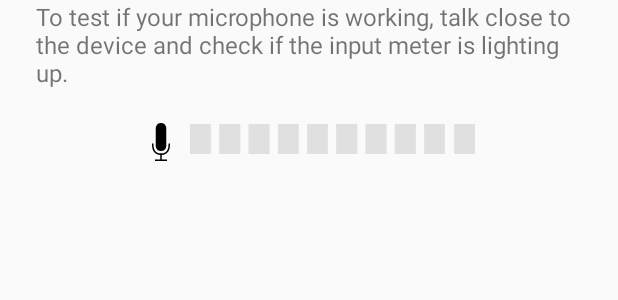
After one commit to Joxit/android-audio-recorder, an Android app: the layout dialog_fragment_mic_test.xml on its own in the app's theme, with its tools: preview values and no code run, on a phone screen of 412 x 824 dp. The commit adds this screen. Shown: the top 300 px of the screen. Run offline under Robolectric (Android 15) with nearby library versions, the phone set to English and light mode, and no system bars.

Commit message:
feat(mic test): add dialog for microphone test

```diff
--- /dev/null
+++ b/app/src/main/res/layout/dialog_fragment_mic_test.xml
@@ -0,0 +1,71 @@
+<?xml version="1.0" encoding="utf-8"?>
+<ScrollView xmlns:android="http://schemas.android.com/apk/res/android"
+    xmlns:app="http://schemas.android.com/apk/res-auto"
+    android:layout_width="fill_parent"
+    android:layout_height="fill_parent"
+    android:fadeScrollbars="false">
+
+    <RelativeLayout
+        android:layout_width="fill_parent"
+        android:layout_height="fill_parent">
+
+        <TextView
+            android:id="@+id/textview"
+            android:layout_width="fill_parent"
+            android:layout_height="wrap_content"
+            android:paddingStart="@dimen/dialog_mic_test_description_padding"
+            android:paddingLeft="@dimen/dialog_mic_test_description_padding"
+            android:paddingEnd="@dimen/dialog_mic_test_description_padding"
+            android:paddingRight="@dimen/dialog_mic_test_description_padding"
+            android:paddingBottom="@dimen/dialog_mic_test_description_padding_bottom"
+            android:text="@string/AURE_DIALOG_MESSAGE_MICROPHONE_TEST"
+            android:textAppearance="?android:textAppearanceMedium"
+            android:textSize="16.0dip" />
+
+        <LinearLayout
+            android:layout_width="wrap_content"
+            android:layout_height="wrap_content"
+            android:layout_below="@id/textview"
+            android:layout_centerHorizontal="true"
+            android:orientation="horizontal"
+            android:paddingStart="@dimen/dialog_mic_test_meter_padding_left"
+            android:paddingLeft="@dimen/dialog_mic_test_meter_padding_left"
+            android:paddingTop="@dimen/dialog_mic_test_meter_padding_top"
+            android:paddingEnd="@dimen/dialog_mic_test_meter_padding_right"
+            android:paddingRight="@dimen/dialog_mic_test_meter_padding_right">
+
+            <ImageView
+                android:id="@+id/microphoneImage"
+                android:layout_width="24dp"
+                android:layout_height="wrap_content"
+                android:paddingTop="@dimen/dialog_mic_test_icons_padding_top"
+                android:src="@drawable/icon_mic"
+                app:tint="@color/black" />
+
+            <LinearLayout
+                android:layout_width="wrap_content"
+                android:layout_height="wrap_content"
+                android:layout_gravity="center_vertical"
+                android:orientation="vertical">
+
+                <ImageView
+                    android:id="@+id/volumeMeterImageStereo"
+                    android:layout_width="wrap_content"
+                    android:layout_height="wrap_content"
+                    android:layout_marginTop="@dimen/dialog_mic_test_meter_icon_margin_top"
+                    android:paddingStart="@dimen/dialog_mic_test_meter_icon_padding_left"
+                    android:paddingLeft="@dimen/dialog_mic_test_meter_icon_padding_left"
+                    android:src="@drawable/bg_stereo" />
+
+                <ImageView
+                    android:id="@+id/volumeMeterImageStereo2"
+                    android:layout_width="wrap_content"
+                    android:layout_height="wrap_content"
+                    android:layout_marginBottom="@dimen/dialog_mic_test_meter_icon_margin_bottom"
+                    android:paddingStart="@dimen/dialog_mic_test_meter_icon_padding_left"
+                    android:paddingLeft="@dimen/dialog_mic_test_meter_icon_padding_left"
+                    android:src="@drawable/bg_stereo" />
+            </LinearLayout>
+        </LinearLayout>
+    </RelativeLayout>
+</ScrollView>
--- a/app/src/main/res/values/dimens.xml
+++ b/app/src/main/res/values/dimens.xml
@@ -44,5 +44,14 @@
     <dimen name="dialog_title_padding">18.0dip</dimen>
     <dimen name="dialog_title_padding_side">24.0dip</dimen>
     <dimen name="dialog_title_text">20.0sp</dimen>
+    <dimen name="dialog_mic_test_description_padding">24.0dip</dimen>
+    <dimen name="dialog_mic_test_description_padding_bottom">8.0dip</dimen>
+    <dimen name="dialog_mic_test_meter_padding_left">64.0dip</dimen>
+    <dimen name="dialog_mic_test_meter_padding_top">7.0dip</dimen>
+    <dimen name="dialog_mic_test_meter_padding_right">64.0dip</dimen>
+    <dimen name="dialog_mic_test_icons_padding_top">7.0dip</dimen>
+    <dimen name="dialog_mic_test_meter_icon_padding_left">7.0dip</dimen>
+    <dimen name="dialog_mic_test_meter_icon_margin_top">8.0dip</dimen>
+    <dimen name="dialog_mic_test_meter_icon_margin_bottom">8.0dip</dimen>
 
 </resources>
--- a/app/src/main/res/values/strings.xml
+++ b/app/src/main/res/values/strings.xml
@@ -42,9 +42,13 @@
     <string name="AURE_SETTINGS_TITLE_AUDIO_MODE">Mode</string>
     <string name="AURE_SETTINGS_TITLE_AUDIO_QUALITY">Quality</string>
 
+    <!-- Mic test -->
+    <string name="AURE_DIALOG_MESSAGE_MICROPHONE_TEST">To test if your microphone is working, talk close to the device and check if the input meter is lighting up.</string>
 
 
     <string name="menu_home">Home</string>
     <string name="menu_gallery">Gallery</string>
     <string name="menu_slideshow">Slideshow</string>
+    <string name="YES_BUTTON">Yes</string>
+
 </resources>
```
Also changed, not shown: app/src/main/java/dev/joxit/androidapp/audiorecorder/AuReApp.kt (+3 -8 lines), app/src/main/java/dev/joxit/androidapp/audiorecorder/activity/RecorderDrawer.kt (+12 -7 lines), app/src/main/java/dev/joxit/androidapp/audiorecorder/activity/dialog/mictest/MicTestDialogFragment.kt (added, +29 -0 lines).
